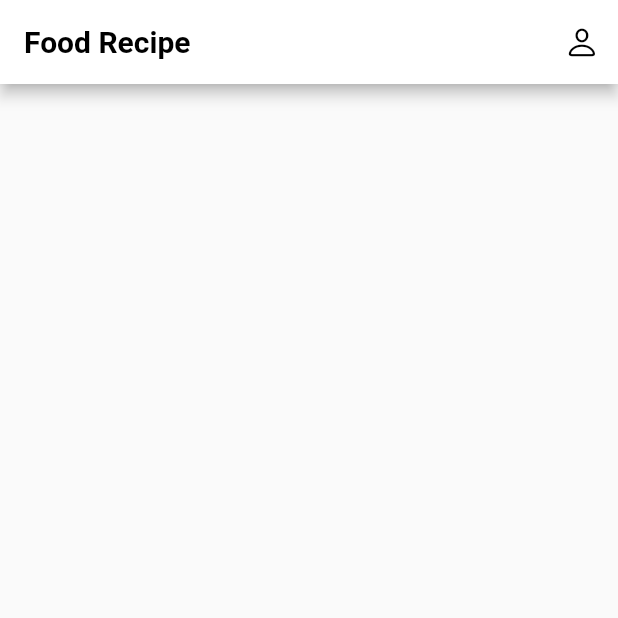
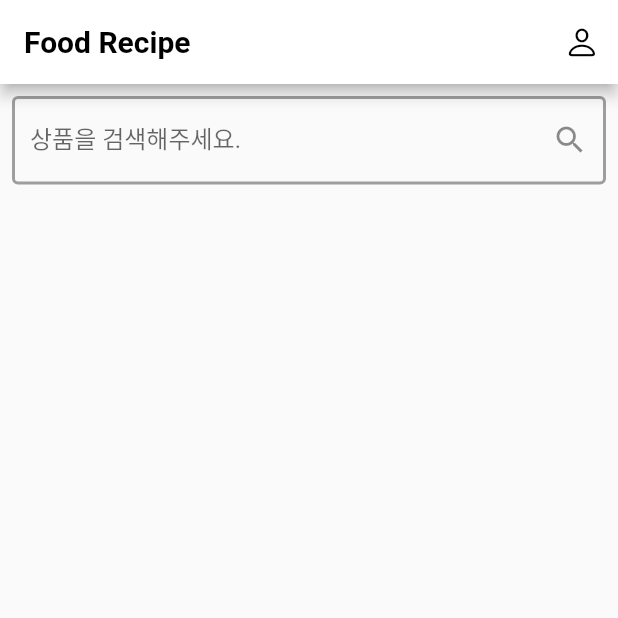
Before and after one commit to hjh1161514/Flutter_Basic, a Flutter app: the screen it shows after launch, on a phone screen of 412 x 824 dp, the top half of it. Run offline on Flutter 3.47's test engine with Material 2 defaults, Android fonts, the phone set to English and light mode, and no system bars.

Commit message:
[FEAT] #3 - 검색창 추가

```diff
--- a/food_recipe/lib/main.dart
+++ b/food_recipe/lib/main.dart
@@ -71,6 +71,32 @@ class HomePage extends StatelessWidget {
               )),
         ],
       ),
+      body: Column(
+        children: [
+          Padding(
+            padding: const EdgeInsets.all(8.0),
+
+            // 상품 검색창
+            child: TextField(
+              decoration: InputDecoration(
+                  labelText: "상품을 검색해주세요.",
+
+                  // 테두리
+                  enabledBorder: OutlineInputBorder(
+                      borderSide: BorderSide(
+                          width: 2, color: Colors.grey
+                      )
+                  ),
+
+                  suffixIcon: IconButton(
+                    icon: Icon(Icons.search),
+                    onPressed: () {},
+                  )
+              ),
+            ),
+          )
+        ],
+      ),
     );
   }
 }
```
